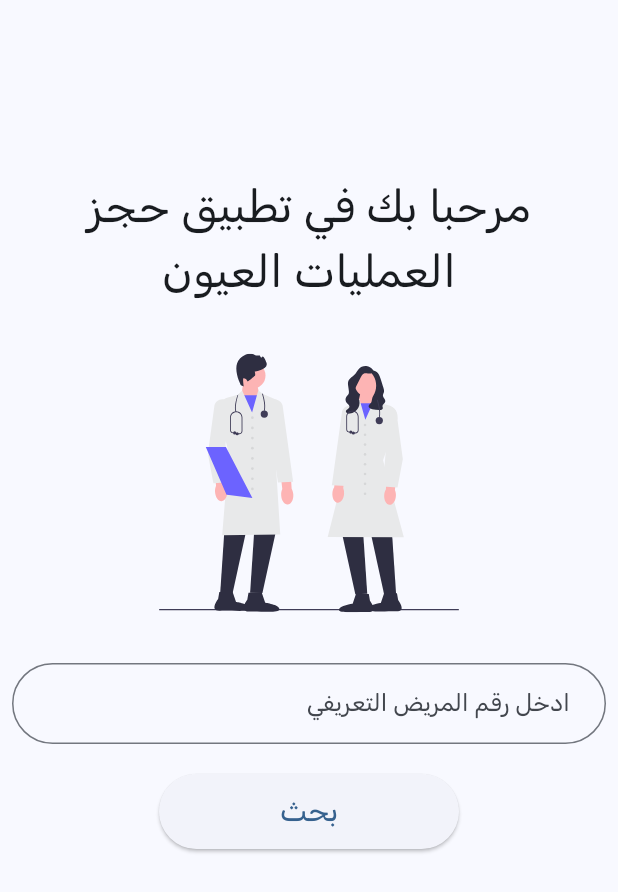
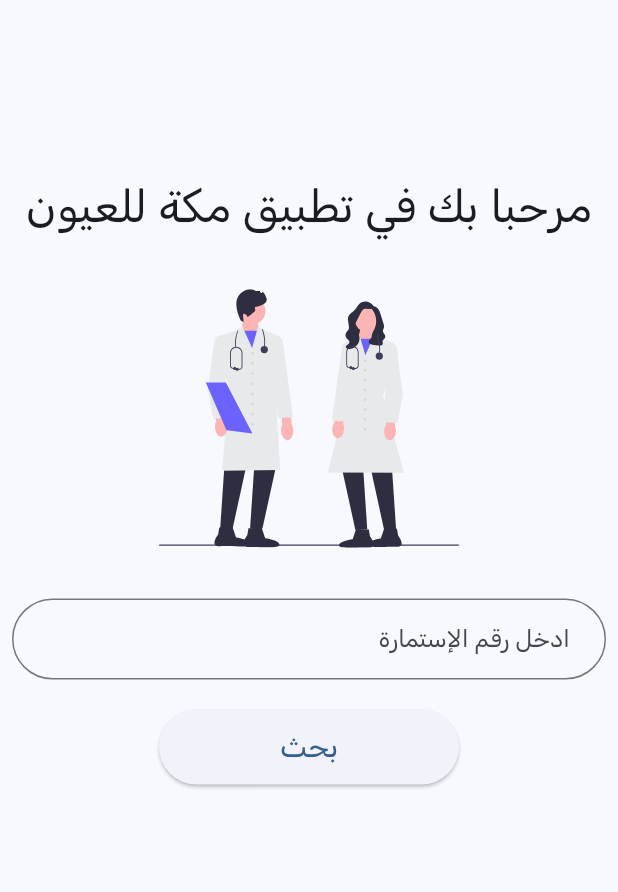
Before and after one commit to omer358/surgery-reservation-app, a Flutter app: the screen it shows after launch, on a phone screen of 412 x 824 dp. Shown: the top 892 px of the screen. Run offline on Flutter 3.47's test engine with Material 3 defaults, Android fonts, the phone set to English and light mode, and no system bars; our stand-ins replace cloud_firestore, firebase_core, flutter_svg, get; accounts and stored records are empty.

Commit message:
change some info

```diff
--- a/lib/screens/entry_screen.dart
+++ b/lib/screens/entry_screen.dart
@@ -45,7 +45,7 @@ class EntryScreen extends StatelessWidget {
     return const Directionality(
       textDirection: TextDirection.rtl,
       child: Text(
-        "مرحبا بك في تطبيق حجز العمليات العيون",
+        "مرحبا بك في تطبيق مكة للعيون",
         textAlign: TextAlign.center,
         style: TextStyle(fontSize: 30, fontWeight: FontWeight.w500),
       ),
@@ -72,7 +72,7 @@ class EntryScreen extends StatelessWidget {
       onTap: controller.resetButtonClicked,
       decoration: InputDecoration(
         hintTextDirection: TextDirection.rtl,
-        hintText: 'ادخل رقم المريض التعريفي ',
+        hintText: 'ادخل رقم الإستمارة ',
         contentPadding: const EdgeInsets.symmetric(
           vertical: 15.0,
           horizontal: 20.0,
@@ -85,7 +85,7 @@ class EntryScreen extends StatelessWidget {
                 (controller.patientIdController.text.isEmpty ||
                     double.tryParse(controller.patientIdController.text) ==
                         null)
-            ? 'يجب إدخال رقم المريض التعريفي أولاً'
+            ? 'يجب إدخال رقم الإسمتارة أولاً'
             : null,
       ),
     );
```
Also changed, not shown: lib/controllers/entry_screen_controller.dart (+17 -6 lines), lib/screens/patient_display_screen.dart (+15 -7 lines), 1 other file.
